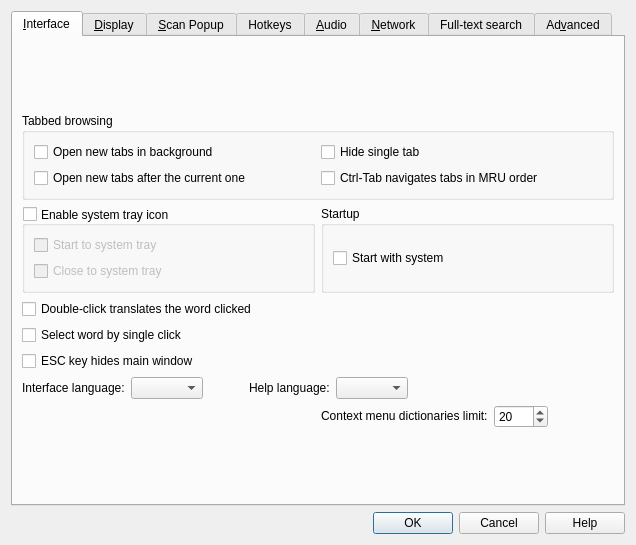
Old version of the form src/ui/forms/preferences.ui in the repository FrightenedFoxCN/goldendict.
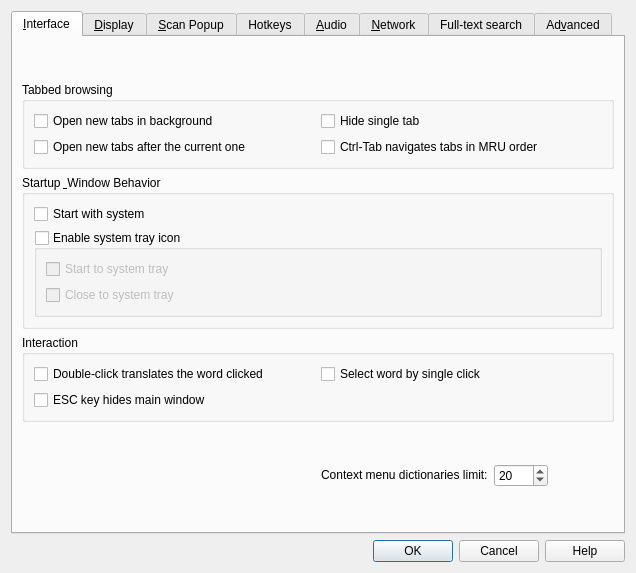
New version of the form. Icons and pictures are not drawn. Custom widgets are drawn as their Qt base class.

Commit message:
Consolidate related preference options for better organization
- Combine Startup and Tray icon options into single "Startup & Window Behavior" group
- Create new "Interaction" group for mouse/keyboard options (double-click, single-click, ESC key)
- Move language options to Display tab (more logical placement with other appearance settings)
- Improves UI clarity and reduces visual scatter of checkboxes
- Better grouping by functionality

Patch:
```diff
--- a/src/ui/forms/preferences.ui
+++ b/src/ui/forms/preferences.ui
@@ -47,13 +47,13 @@
        <string>&amp;Interface</string>
       </attribute>
       <layout class="QGridLayout" name="gridLayout_2">
-       <item row="2" column="1">
-        <widget class="QGroupBox" name="groupBox_2">
+       <item row="2" column="0" colspan="2">
+        <widget class="QGroupBox" name="startupGroup">
          <property name="title">
-          <string>Startup</string>
+          <string>Startup &amp; Window Behavior</string>
          </property>
-         <layout class="QVBoxLayout" name="verticalLayout_2">
-          <item>
+         <layout class="QGridLayout" name="gridLayout_startup">
+          <item row="0" column="0">
            <widget class="QCheckBox" name="cbAutostart">
             <property name="toolTip">
              <string>Automatically starts GoldenDict after operation system bootup.</string>
@@ -63,11 +63,7 @@
             </property>
            </widget>
           </item>
-         </layout>
-        </widget>
-       </item>
-
-       <item row="2" column="0">
+          <item row="1" column="0">
         <widget class="QGroupBox" name="enableTrayIcon">
          <property name="toolTip">
           <string>When enabled, an icon appears in the system tray area which can be used
@@ -76,12 +72,6 @@
          <property name="title">
           <string>Enable system tray icon</string>
          </property>
-         <property name="alignment">
-          <set>Qt::AlignLeading|Qt::AlignLeft|Qt::AlignVCenter</set>
-         </property>
-         <property name="flat">
-          <bool>false</bool>
-         </property>
          <property name="checkable">
           <bool>true</bool>
          </property>
@@ -114,14 +104,33 @@
          </layout>
         </widget>
        </item>
-       <item row="3" column="0">
+         </layout>
+        </widget>
+       </item>
+       <item row="3" column="0" colspan="2">
+        <widget class="QGroupBox" name="interactionGroup">
+         <property name="title">
+          <string>Interaction</string>
+         </property>
+         <layout class="QGridLayout" name="gridLayout_interaction">
+          <item row="0" column="0">
         <widget class="QCheckBox" name="doubleClickTranslates">
          <property name="text">
           <string>Double-click translates the word clicked</string>
          </property>
         </widget>
        </item>
-       <item row="5" column="0">
+          <item row="0" column="1">
+           <widget class="QCheckBox" name="selectBySingleClick">
+            <property name="toolTip">
+             <string>Turn this option on if you want to select words by single mouse click</string>
+            </property>
+            <property name="text">
+             <string>Select word by single click</string>
+            </property>
+           </widget>
+          </item>
+          <item row="1" column="0">
         <widget class="QCheckBox" name="escKeyHidesMainWindow">
          <property name="toolTip">
           <string>Normally, pressing ESC key moves focus to the translation line.
@@ -132,14 +141,7 @@
          </property>
         </widget>
        </item>
-       <item row="4" column="0">
-        <widget class="QCheckBox" name="selectBySingleClick">
-         <property name="toolTip">
-          <string>Turn this option on if you want to select words by single mouse click</string>
-         </property>
-         <property name="text">
-          <string>Select word by single click</string>
-         </property>
+         </layout>
         </widget>
        </item>
        <item row="0" column="0" colspan="2">
@@ -205,60 +207,20 @@
          </layout>
         </widget>
        </item>
-       <item row="6" column="0" colspan="2">
-        <layout class="QHBoxLayout" name="horizontalLayout_6">
-         <item>
-          <widget class="QLabel" name="label_6">
-           <property name="text">
-            <string>Interface language:</string>
-           </property>
-          </widget>
-         </item>
-         <item>
-          <widget class="QComboBox" name="interfaceLanguage"/>
-         </item>
-         <item>
-          <spacer name="horizontalSpacer_3">
+       <item row="5" column="0" colspan="2">
+        <spacer name="verticalSpacer_interface">
            <property name="orientation">
-            <enum>Qt::Horizontal</enum>
-           </property>
-           <property name="sizeType">
-            <enum>QSizePolicy::Fixed</enum>
-           </property>
+          <enum>Qt::Vertical</enum>
+         </property>
            <property name="sizeHint" stdset="0">
             <size>
-             <width>40</width>
-             <height>20</height>
+           <width>20</width>
+           <height>40</height>
             </size>
            </property>
           </spacer>
          </item>
-         <item>
-          <widget class="QLabel" name="label_16">
-           <property name="text">
-            <string>Help language:</string>
-           </property>
-          </widget>
-         </item>
-         <item>
-          <widget class="QComboBox" name="helpLanguage"/>
-         </item>
-         <item>
-          <spacer name="horizontalSpacer_7">
-           <property name="orientation">
-            <enum>Qt::Horizontal</enum>
-           </property>
-           <property name="sizeHint" stdset="0">
-            <size>
-             <width>40</width>
-             <height>20</height>
-            </size>
-           </property>
-          </spacer>
-         </item>
-        </layout>
-       </item>
-       <item row="7" column="1">
+       <item row="6" column="1">
         <layout class="QHBoxLayout" name="horizontalLayout_13">
          <item>
           <widget class="QLabel" name="maxDictsInContextMenuLabel">
@@ -332,7 +294,7 @@
       </attribute>
       <layout class="QGridLayout" name="gridLayout_display">
        <item row="0" column="0" colspan="2">
-        <spacer name="verticalSpacer_display">
+        <spacer name="verticalSpacer_display_top">
          <property name="orientation">
           <enum>Qt::Vertical</enum>
          </property>
@@ -345,6 +307,59 @@
         </spacer>
        </item>
        <item row="1" column="0" colspan="2">
+        <layout class="QHBoxLayout" name="horizontalLayout_languages">
+         <item>
+          <widget class="QLabel" name="label_6">
+           <property name="text">
+            <string>Interface language:</string>
+           </property>
+          </widget>
+         </item>
+         <item>
+          <widget class="QComboBox" name="interfaceLanguage"/>
+         </item>
+         <item>
+          <spacer name="horizontalSpacer_3">
+           <property name="orientation">
+            <enum>Qt::Horizontal</enum>
+           </property>
+           <property name="sizeType">
+            <enum>QSizePolicy::Fixed</enum>
+           </property>
+           <property name="sizeHint" stdset="0">
+            <size>
+             <width>40</width>
+             <height>20</height>
+            </size>
+           </property>
+          </spacer>
+         </item>
+         <item>
+          <widget class="QLabel" name="label_16">
+           <property name="text">
+            <string>Help language:</string>
+           </property>
+          </widget>
+         </item>
+         <item>
+          <widget class="QComboBox" name="helpLanguage"/>
+         </item>
+         <item>
+          <spacer name="horizontalSpacer_7">
+           <property name="orientation">
+            <enum>Qt::Horizontal</enum>
+           </property>
+           <property name="sizeHint" stdset="0">
+            <size>
+             <width>40</width>
+             <height>20</height>
+            </size>
+           </property>
+          </spacer>
+         </item>
+        </layout>
+       </item>
+       <item row="2" column="0" colspan="2">
         <layout class="QHBoxLayout" name="horizontalLayout_displaystyle">
          <item>
           <widget class="QLabel" name="label_displayStyle">
@@ -371,7 +386,7 @@
          </item>
         </layout>
        </item>
-       <item row="2" column="0" colspan="2">
+       <item row="3" column="0" colspan="2">
         <layout class="QHBoxLayout" name="horizontalLayout_addonstyle">
          <item>
           <widget class="QLabel" name="addonStylesLabel">
@@ -398,7 +413,7 @@
          </item>
         </layout>
        </item>
-       <item row="3" column="0" colspan="2">
+       <item row="4" column="0" colspan="2">
         <widget class="QGroupBox" name="themeOverridesGroup">
          <property name="title">
           <string>Theme overrides</string>
@@ -697,7 +712,7 @@
          </layout>
         </widget>
        </item>
-       <item row="4" column="0" colspan="2">
+       <item row="5" column="0" colspan="2">
         <spacer name="verticalSpacer_display_bottom">
          <property name="orientation">
           <enum>Qt::Vertical</enum>
```
Lines whose indentation alone changed are shown as unchanged.
